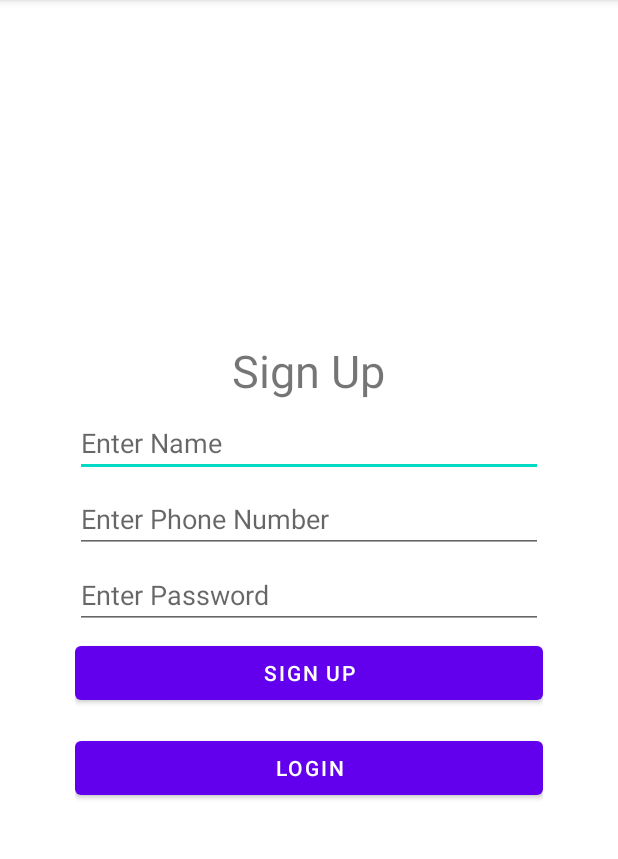
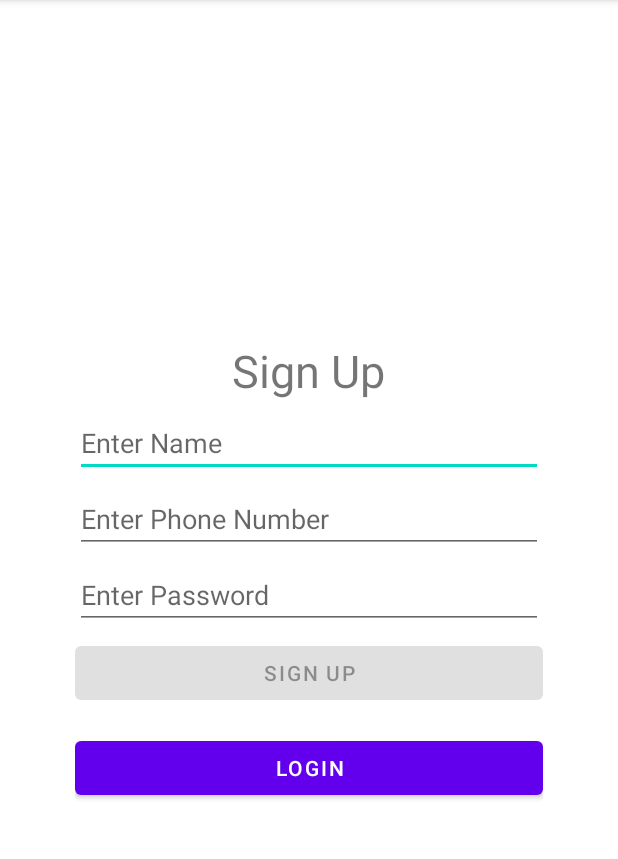
Before and after one commit to ArslanRasheed60/ChatApp-mobile, an Android app: the SignUpActivity screen opened directly, with no data from a screen before it, on a phone screen of 412 x 824 dp, the part 84-943 px from its top. Run offline under Robolectric (Android 15) with nearby library versions, the phone set to English and light mode, and no system bars; our stand-ins replace Firebase (no records; nobody signed in at launch, a user with empty details on screens opened directly); 1 statement that could not run was skipped.

Commit message:
phone number validation and refactoring at Login

```diff
--- a/app/src/main/java/com/example/chatapp/signUp/SignUpActivity.java
+++ b/app/src/main/java/com/example/chatapp/signUp/SignUpActivity.java
@@ -1,20 +1,25 @@
 package com.example.chatapp.signUp;
+
+import static android.graphics.Color.RED;
 
 import androidx.annotation.NonNull;
 import androidx.appcompat.app.AppCompatActivity;
 
 import android.annotation.SuppressLint;
 import android.content.Intent;
+import android.content.res.ColorStateList;
 import android.os.Bundle;
-import android.text.TextUtils;
-import android.util.Log;
+import android.text.Editable;
+import android.text.TextWatcher;
 import android.view.View;
 import android.widget.Button;
 import android.widget.EditText;
+import android.widget.TextView;
 import android.widget.Toast;
 
 import static com.example.chatapp.Globals.*;
 import com.example.chatapp.ConversationMainActivityLists;
+import com.example.chatapp.Globals;
 import com.example.chatapp.R;
 import com.example.chatapp.login.LoginActivity;
 import com.google.android.gms.tasks.OnCompleteListener;
@@ -24,7 +29,6 @@ import com.google.firebase.auth.FirebaseAuth;
 import com.google.firebase.auth.FirebaseUser;
 import com.google.firebase.database.DatabaseReference;
 import com.google.firebase.database.FirebaseDatabase;
-import com.google.firebase.ktx.Firebase;
 
 import java.util.HashMap;
 import java.util.Map;
@@ -32,8 +36,11 @@ import java.util.Map;
 public class SignUpActivity extends AppCompatActivity {
 
     EditText signUpName, signUpPhoneNumber, signUpPassword;
+    TextView popUpPhoneNumber, popUpPassword;
     Button login, signUpVerify;
     FirebaseAuth firebaseAuth;
+    boolean isPhoneNumberSatisfyFormat = false;
+    boolean isPasswordSatisfyFormat = false;
     @SuppressLint("MissingInflatedId")
     @Override
     protected void onCreate(Bundle savedInstanceState) {
@@ -43,12 +50,107 @@ public class SignUpActivity extends AppCompatActivity {
         signUpName = findViewById(R.id.signUpName);
         signUpPhoneNumber = findViewById(R.id.signUpPhoneNumber);
         signUpPassword = findViewById(R.id.signUpPassword);
+        popUpPhoneNumber = findViewById(R.id.popUpSignUpPhoneNumber);
+        popUpPassword = findViewById(R.id.popUpSignUpPassword);
 
         login = findViewById(R.id.login);
         signUpVerify = findViewById(R.id.signUpVerify);
 
         firebaseAuth = FirebaseAuth.getInstance();
 
+        //verify phone number and password on text change
+        verifyNumberOnTextChange();
+        verifyPasswordOnTextChange();
+
+        //create new user
+        createUserOnSignUp();
+        //start login activity
+        switchActivityOnLogin();
+    }
+    @Override
+    public void onStart() {
+        super.onStart();
+        // Check if user is signed in (non-null) and update UI accordingly.
+        FirebaseUser currentUser = firebaseAuth.getCurrentUser();
+        if(currentUser != null){
+            //switch to main activity
+            Intent intent = new Intent(getApplicationContext(), ConversationMainActivityLists.class);
+            startActivity(intent);
+            finish();
+        }
+    }
+
+    private void verifyNumberOnTextChange(){
+        this.signUpPhoneNumber.addTextChangedListener(new TextWatcher() {
+            @Override
+            public void beforeTextChanged(CharSequence charSequence, int i, int i1, int i2) {
+
+            }
+
+            @Override
+            public void onTextChanged(CharSequence charSequence, int i, int i1, int i2) {
+                popUpPhoneNumber.setVisibility(View.VISIBLE);
+                ColorStateList colorStateList;
+                if(Globals.verifyPhoneNumber(charSequence.toString().trim())){
+                    popUpPhoneNumber.setText("Format Verified. ");
+                    int greenColor = getResources().getColor(R.color.ForestGreen,null);
+                    colorStateList = ColorStateList.valueOf(greenColor);
+                    isPhoneNumberSatisfyFormat = true;
+                    if(isPasswordSatisfyFormat){
+                        signUpVerify.setEnabled(true);
+                    }
+                }else{
+                    popUpPhoneNumber.setText("Starts with 0, Should contain 11 letters");
+                    colorStateList = ColorStateList.valueOf(RED);
+                    signUpVerify.setEnabled(false);
+                    isPhoneNumberSatisfyFormat = false;
+                }
+                popUpPhoneNumber.setBackgroundTintList(colorStateList);
+            }
+
+            @Override
+            public void afterTextChanged(Editable editable) {
+
+            }
+        });
+    }
+
+    private void verifyPasswordOnTextChange(){
+        signUpPassword.addTextChangedListener(new TextWatcher() {
+            @Override
+            public void beforeTextChanged(CharSequence charSequence, int i, int i1, int i2) {
+
+            }
+
+            @Override
+            public void onTextChanged(CharSequence charSequence, int i, int i1, int i2) {
+                popUpPassword.setVisibility(View.VISIBLE);
+                ColorStateList colorStateList;
+                if(charSequence.toString().trim().length() > 5){
+                    popUpPassword.setText("Format Verified. ");
+                    int greenColor = getResources().getColor(R.color.ForestGreen,null);
+                    colorStateList = ColorStateList.valueOf(greenColor);
+                    isPasswordSatisfyFormat = true;
+                    if(isPhoneNumberSatisfyFormat){
+                        signUpVerify.setEnabled(true);
+                    }
+                }else{
+                    popUpPassword.setText("Min 6 letters");
+                    colorStateList = ColorStateList.valueOf(RED);
+                    signUpVerify.setEnabled(false);
+                    isPasswordSatisfyFormat = false;
+                }
+                popUpPassword.setBackgroundTintList(colorStateList);
+            }
+
+            @Override
+            public void afterTextChanged(Editable editable) {
+
+            }
+        });
+    }
+
+    private void createUserOnSignUp(){
         signUpVerify.setOnClickListener(new View.OnClickListener() {
             @Override
             public void onClick(View view) {
@@ -90,8 +192,9 @@ public class SignUpActivity extends AppCompatActivity {
                 }
             }
         });
+    }
 
-        //start login activity
+    private void switchActivityOnLogin(){
         login.setOnClickListener(new View.OnClickListener() {
             @Override
             public void onClick(View view) {
@@ -100,18 +203,6 @@ public class SignUpActivity extends AppCompatActivity {
                 finish();
             }
         });
+    }
 
-    }
-    @Override
-    public void onStart() {
-        super.onStart();
-        // Check if user is signed in (non-null) and update UI accordingly.
-        FirebaseUser currentUser = firebaseAuth.getCurrentUser();
-        if(currentUser != null){
-            //switch to main activity
-            Intent intent = new Intent(getApplicationContext(), ConversationMainActivityLists.class);
-            startActivity(intent);
-            finish();
-        }
-    }
 }
--- a/app/src/main/res/layout/activity_sign_up.xml
+++ b/app/src/main/res/layout/activity_sign_up.xml
@@ -23,12 +23,34 @@
         android:hint="Enter Name"
         android:layout_marginBottom="5dp"
         />
+    <TextView
+        android:id="@+id/popUpSignUpPhoneNumber"
+        android:layout_width="match_parent"
+        android:layout_height="wrap_content"
+        android:layout_marginBottom="5dp"
+        android:background="@drawable/rounded_background"
+        android:backgroundTint="@color/Red"
+        android:visibility="gone"
+        android:textColor="@color/white"
+        android:paddingHorizontal="10dp"
+        />
     <EditText
         android:id="@+id/signUpPhoneNumber"
         android:layout_width="match_parent"
         android:layout_height="wrap_content"
         android:hint="Enter Phone Number"
         android:layout_marginBottom="5dp"
+        />
+    <TextView
+        android:id="@+id/popUpSignUpPassword"
+        android:layout_width="match_parent"
+        android:layout_height="wrap_content"
+        android:layout_marginBottom="5dp"
+        android:background="@drawable/rounded_background"
+        android:backgroundTint="@color/Red"
+        android:visibility="gone"
+        android:textColor="@color/white"
+        android:paddingHorizontal="10dp"
         />
     <EditText
         android:id="@+id/signUpPassword"
@@ -43,6 +65,7 @@
         android:layout_height="wrap_content"
         android:text="Sign up"
         android:layout_marginBottom="15dp"
+        android:enabled="false"
         />
     <Button
         android:id="@+id/login"
```
Also changed, not shown: app/src/main/java/com/example/chatapp/Globals.java (+8 -0 lines).
